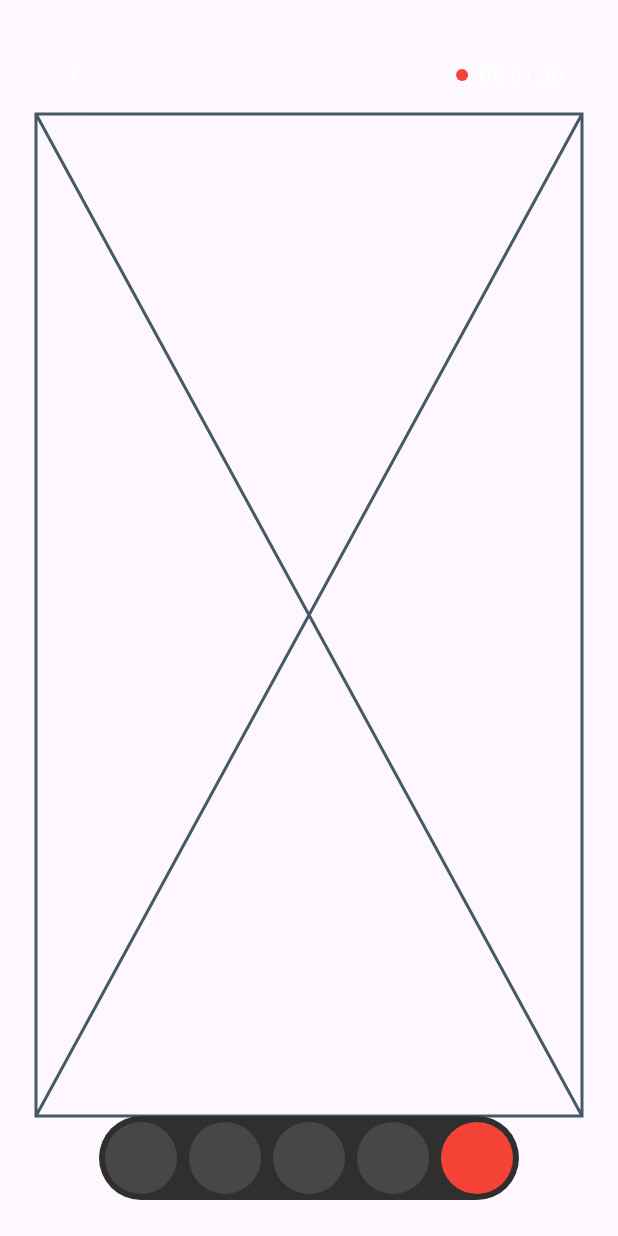
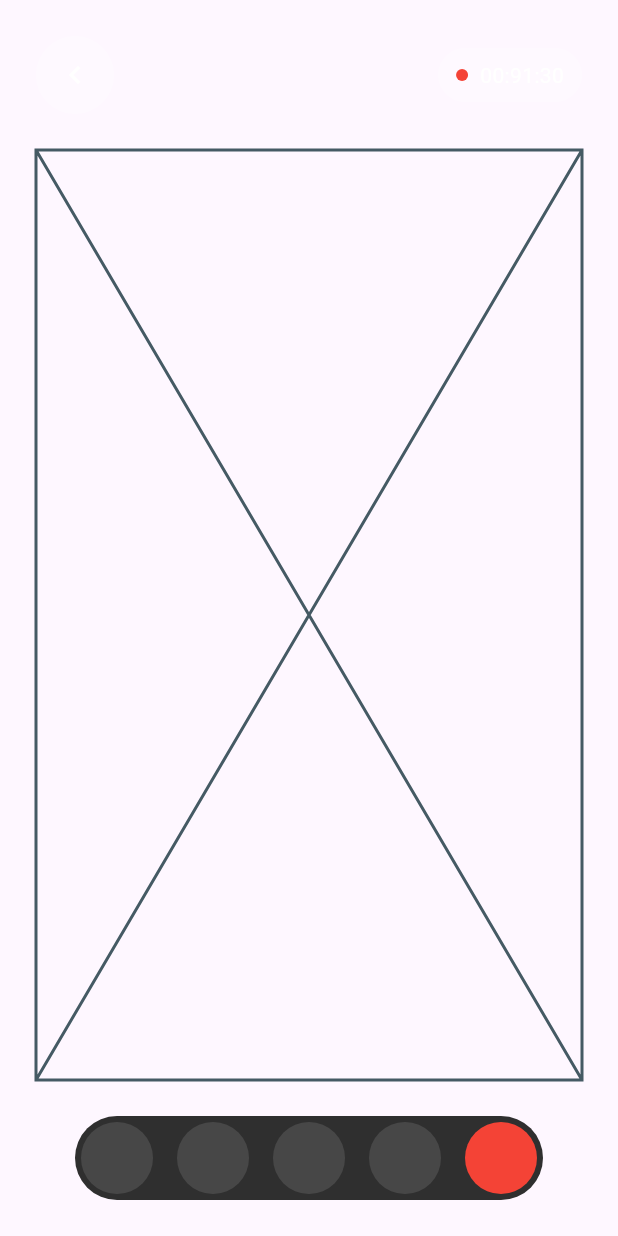
Before and after one commit to JAICHANGPARK/flutter_notebook_chapter_43, a Flutter app: the AiVideoDetailPage screen opened directly, on a phone screen of 412 x 824 dp. Run offline on Flutter 3.47's test engine with Material 3 defaults, Android fonts, the phone set to English and light mode, and no system bars; our stand-ins replace gap, hugeicons, percent_indicator.

Commit message:
Update ai_video_detail_page.dart

```diff
--- a/lib/ep2181_ai_video_chat_app/ui/ai_video_detail_page.dart
+++ b/lib/ep2181_ai_video_chat_app/ui/ai_video_detail_page.dart
@@ -15,6 +15,7 @@ class _AiVideoDetailPageState extends State<AiVideoDetailPage> {
         child: Padding(
           padding: const EdgeInsets.all(24.0),
           child: Column(
+            spacing: 24,
             children: [
               Row(
                 mainAxisAlignment: MainAxisAlignment.spaceBetween,
@@ -60,7 +61,7 @@ class _AiVideoDetailPageState extends State<AiVideoDetailPage> {
                 padding: EdgeInsets.all(4),
                 child: Row(
                   mainAxisSize: MainAxisSize.min,
-                  spacing: 8,
+                  spacing: 16,
                   children: [
                     CircleAvatar(
                       radius: 24,
```
